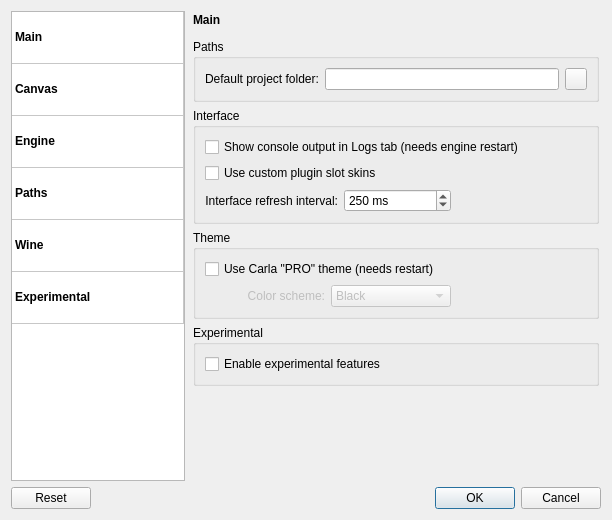
Qt form resources/ui/carla_settings.ui (falkTX/Carla) before a commit.
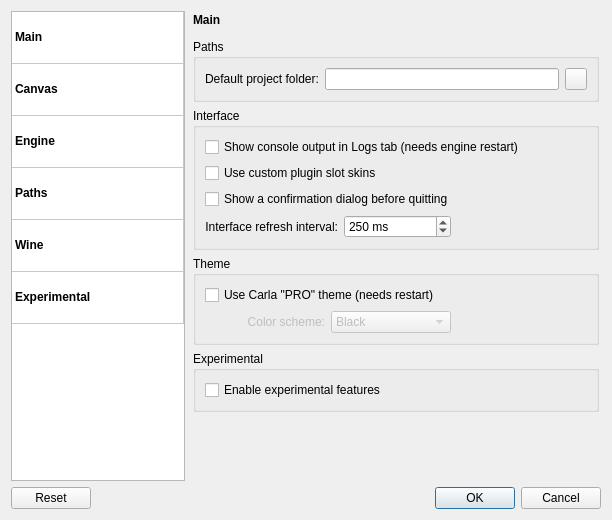
The same form after that commit. Icons and pictures are not drawn.

Commit message:
Add confirmation dialog for quitting Carla; can be disabled in settings (#663)
* Add confirmation dialog for quitting Carla

* Make exit confirmation dialog configurable

* Don't save confirmExit in the host object

* Don't set host.confirmExit in loadHostSettings either

* Modify .ui file using qt4 designer

* Change config ui back to original size

* Put check for exit prompt on multiple lines

* Convert (not ==) to (!=)

What changed in the file:
```diff
--- a/resources/ui/carla_settings.ui
+++ b/resources/ui/carla_settings.ui
@@ -313,7 +313,7 @@
             <string>Interface</string>
            </property>
            <layout class="QGridLayout" name="gridLayout_4">
-            <item row="3" column="1">
+            <item row="4" column="1">
              <widget class="QSpinBox" name="sb_main_refresh_interval">
               <property name="suffix">
                <string> ms</string>
@@ -329,7 +329,7 @@
               </property>
              </widget>
             </item>
-            <item row="3" column="2">
+            <item row="4" column="2">
              <spacer name="horizontalSpacer_12">
               <property name="orientation">
                <enum>Qt::Horizontal</enum>
@@ -345,7 +345,7 @@
               </property>
              </spacer>
             </item>
-            <item row="3" column="0">
+            <item row="4" column="0">
              <widget class="QLabel" name="label_main_refresh_interval">
               <property name="text">
                <string>Interface refresh interval:</string>
@@ -369,6 +369,13 @@
               </property>
              </widget>
             </item>
+            <item row="3" column="0" colspan="3">
+             <widget class="QCheckBox" name="ch_main_confirm_exit">
+              <property name="text">
+               <string>Show a confirmation dialog before quitting</string>
+              </property>
+             </widget>
+            </item>
            </layout>
           </widget>
          </item>
```
The commit also changes 3 other files.
